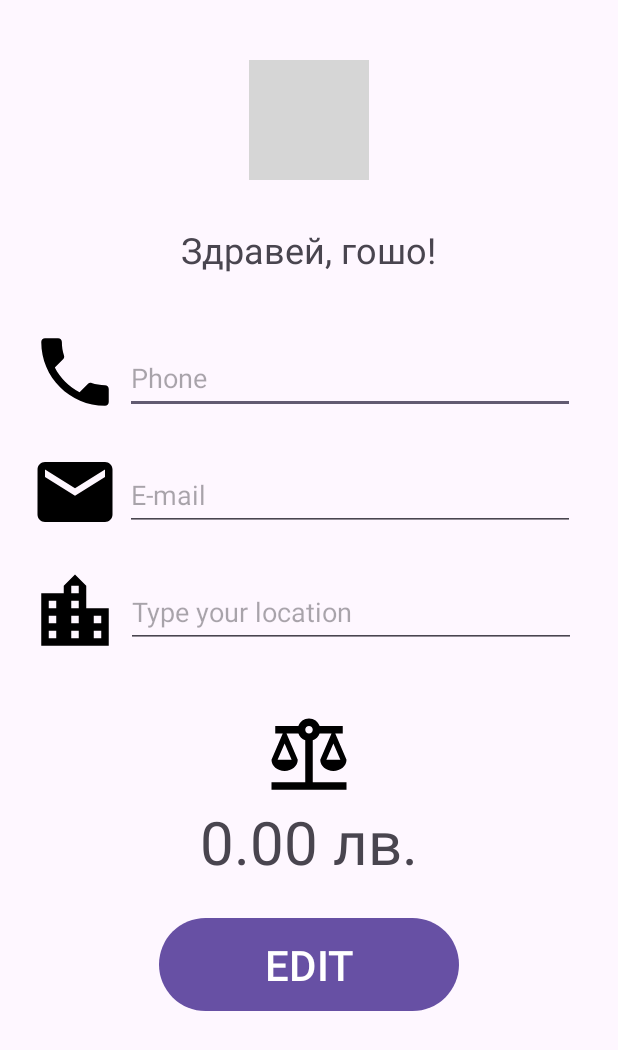
After one commit to sashko021/GuitarShopMobile, an Android app: the layout profile_layout.xml on its own in the app's theme, with its tools: preview values and no code run, on a phone screen of 412 x 824 dp. The commit adds this screen. Shown: the top 1050 px of the screen. Run offline under Robolectric (Android 15) with nearby library versions, the phone set to English and light mode, and no system bars; grey boxes are pictures that could not be loaded.

Commit message:
Profil edit

```diff
--- /dev/null
+++ b/app/src/main/java/com/example/guitarshopmobile/Profile.java
@@ -0,0 +1,4 @@
+package com.example.guitarshopmobile;
+
+public class Profile {
+}
--- /dev/null
+++ b/app/src/main/res/drawable/baseline_balance_24.xml
@@ -0,0 +1,5 @@
+<vector xmlns:android="http://schemas.android.com/apk/res/android" android:height="24dp" android:tint="#000000" android:viewportHeight="24" android:viewportWidth="24" android:width="24dp">
+
+    <path android:fillColor="@android:color/white" android:pathData="M13,7.83c0.85,-0.3 1.53,-0.98 1.83,-1.83H18l-3,7c0,1.66 1.57,3 3.5,3s3.5,-1.34 3.5,-3l-3,-7h2V4h-6.17C14.42,2.83 13.31,2 12,2S9.58,2.83 9.17,4L3,4v2h2l-3,7c0,1.66 1.57,3 3.5,3S9,14.66 9,13L6,6h3.17c0.3,0.85 0.98,1.53 1.83,1.83V19H2v2h20v-2h-9V7.83zM20.37,13h-3.74l1.87,-4.36L20.37,13zM7.37,13H3.63L5.5,8.64L7.37,13zM12,6c-0.55,0 -1,-0.45 -1,-1c0,-0.55 0.45,-1 1,-1s1,0.45 1,1C13,5.55 12.55,6 12,6z"/>
+
+</vector>
--- /dev/null
+++ b/app/src/main/res/drawable/baseline_email_24.xml
@@ -0,0 +1,5 @@
+<vector xmlns:android="http://schemas.android.com/apk/res/android" android:height="24dp" android:tint="#000000" android:viewportHeight="24" android:viewportWidth="24" android:width="24dp">
+
+    <path android:fillColor="@android:color/white" android:pathData="M20,4L4,4c-1.1,0 -1.99,0.9 -1.99,2L2,18c0,1.1 0.9,2 2,2h16c1.1,0 2,-0.9 2,-2L22,6c0,-1.1 -0.9,-2 -2,-2zM20,8l-8,5 -8,-5L4,6l8,5 8,-5v2z"/>
+
+</vector>
--- /dev/null
+++ b/app/src/main/res/drawable/baseline_location_city_24.xml
@@ -0,0 +1,5 @@
+<vector xmlns:android="http://schemas.android.com/apk/res/android" android:height="24dp" android:tint="#000000" android:viewportHeight="24" android:viewportWidth="24" android:width="24dp">
+
+    <path android:fillColor="@android:color/white" android:pathData="M15,11L15,5l-3,-3 -3,3v2L3,7v14h18L21,11h-6zM7,19L5,19v-2h2v2zM7,15L5,15v-2h2v2zM7,11L5,11L5,9h2v2zM13,19h-2v-2h2v2zM13,15h-2v-2h2v2zM13,11h-2L11,9h2v2zM13,7h-2L11,5h2v2zM19,19h-2v-2h2v2zM19,15h-2v-2h2v2z"/>
+
+</vector>
--- /dev/null
+++ b/app/src/main/res/drawable/baseline_phone_24.xml
@@ -0,0 +1,5 @@
+<vector xmlns:android="http://schemas.android.com/apk/res/android" android:height="24dp" android:tint="#000000" android:viewportHeight="24" android:viewportWidth="24" android:width="24dp">
+
+    <path android:fillColor="@android:color/white" android:pathData="M6.62,10.79c1.44,2.83 3.76,5.14 6.59,6.59l2.2,-2.2c0.27,-0.27 0.67,-0.36 1.02,-0.24 1.12,0.37 2.33,0.57 3.57,0.57 0.55,0 1,0.45 1,1V20c0,0.55 -0.45,1 -1,1 -9.39,0 -17,-7.61 -17,-17 0,-0.55 0.45,-1 1,-1h3.5c0.55,0 1,0.45 1,1 0,1.25 0.2,2.45 0.57,3.57 0.11,0.35 0.03,0.74 -0.25,1.02l-2.2,2.2z"/>
+
+</vector>
--- /dev/null
+++ b/app/src/main/res/layout/profile_layout.xml
@@ -0,0 +1,129 @@
+<?xml version="1.0" encoding="utf-8"?>
+<RelativeLayout xmlns:android="http://schemas.android.com/apk/res/android"
+    xmlns:app="http://schemas.android.com/apk/res-auto"
+    xmlns:tools="http://schemas.android.com/tools"
+    android:layout_width="match_parent"
+    android:layout_height="match_parent">
+
+
+    <ImageButton
+        android:id="@+id/Img_btn"
+        android:layout_width="80dp"
+        android:layout_height="80dp"
+        android:layout_centerHorizontal="true"
+        android:layout_marginTop="40dp"
+
+        tools:srcCompat="@tools:sample/avatars[10]"
+        android:contentDescription="@string/pick_a_profile_picture">
+
+    </ImageButton>
+    <TextView
+        android:id="@+id/greeting"
+        android:layout_width="wrap_content"
+        android:layout_height="48dp"
+        android:text="Здравей, гошо!"
+        android:layout_below="@id/Img_btn"
+        android:layout_centerHorizontal="true"
+        android:layout_marginTop="30dp"
+        android:textSize="24sp"
+        >
+
+    </TextView>
+
+    <ImageView
+        android:id="@+id/phone"
+        android:layout_width="60dp"
+        android:layout_height="60dp"
+        app:srcCompat="@drawable/baseline_phone_24"
+        android:layout_below="@+id/greeting"
+        android:layout_marginTop="20dp"
+        android:layout_marginStart="20dp"/>
+
+
+    <EditText
+        android:id="@+id/editTextPhone"
+        android:layout_width="300dp"
+        android:layout_height="48dp"
+        android:layout_below="@+id/greeting"
+        android:layout_marginStart="3dp"
+        android:layout_marginTop="30dp"
+        android:layout_toEndOf="@+id/phone"
+        android:inputType="phone"
+        android:hint="Phone"/>
+
+    <ImageView
+        android:id="@+id/email"
+        android:layout_width="60dp"
+        android:layout_height="60dp"
+        app:srcCompat="@drawable/baseline_email_24"
+        android:layout_below="@id/phone"
+        android:layout_marginTop="20dp"
+        android:layout_marginStart="20dp">
+
+    </ImageView>
+    <EditText
+        android:id="@+id/emailinput"
+        android:layout_width="300dp"
+        android:layout_height="48dp"
+        android:layout_below="@+id/editTextPhone"
+        android:layout_marginStart="3dp"
+        android:layout_marginTop="30dp"
+        android:layout_toEndOf="@+id/phone"
+        android:inputType="textEmailAddress"
+        android:hint="E-mail"/>
+    <ImageView
+        android:id="@+id/address"
+        android:layout_width="60dp"
+        android:layout_height="60dp"
+        app:srcCompat="@drawable/baseline_location_city_24"
+        android:layout_below="@id/email"
+        android:layout_marginTop="20dp"
+        android:layout_marginStart="20dp">
+
+    </ImageView>
+
+    <EditText
+        android:id="@+id/addressinput"
+        android:layout_width="300dp"
+        android:layout_height="48dp"
+        android:layout_below="@+id/emailinput"
+        android:layout_marginStart="4dp"
+        android:layout_marginTop="30dp"
+        android:layout_toEndOf="@+id/phone"
+        android:inputType="textPostalAddress"
+        android:hint="Type your location" />
+
+    <ImageView
+        android:id="@+id/balance"
+        android:layout_width="60dp"
+        android:layout_height="60dp"
+        android:layout_below="@id/address"
+        android:layout_marginStart="20dp"
+        android:layout_marginTop="36dp"
+        app:srcCompat="@drawable/baseline_balance_24"
+        android:layout_centerHorizontal="true">
+
+    </ImageView>
+
+    <TextView
+        android:id="@+id/editTextNumberDecimal"
+        android:layout_width="wrap_content"
+        android:layout_height="wrap_content"
+        android:ems="10"
+        android:inputType="numberDecimal"
+        android:text="0.00 лв."
+        android:layout_below="@id/balance"
+        android:layout_centerHorizontal="true"
+        android:textAlignment="center"
+        android:textSize="40sp"/>
+    <Button
+        android:layout_width="200dp"
+        android:layout_height="70dp"
+        android:text="EDIT"
+        android:layout_centerHorizontal="true"
+        android:layout_below="@id/editTextNumberDecimal"
+        android:layout_marginTop="20dp"
+        android:textSize="28sp">
+
+    </Button>
+</RelativeLayout>
--- a/app/src/main/res/values/strings.xml
+++ b/app/src/main/res/values/strings.xml
@@ -1,3 +1,6 @@
 <resources>
     <string name="app_name">GuitarShopMobile</string>
+    <string name="профил_здр">Здравей!</string>
+    <string name="баланс">Баланс:</string>
+    <string name="pick_a_profile_picture">Pick a profile picture</string>
 </resources>
```
